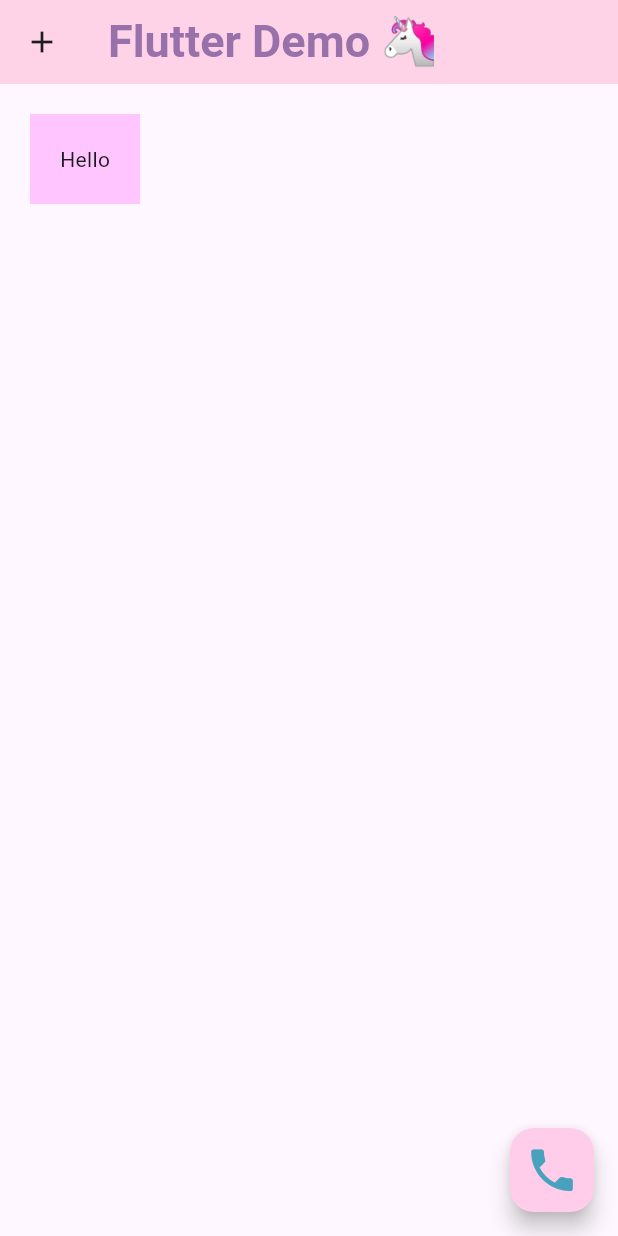
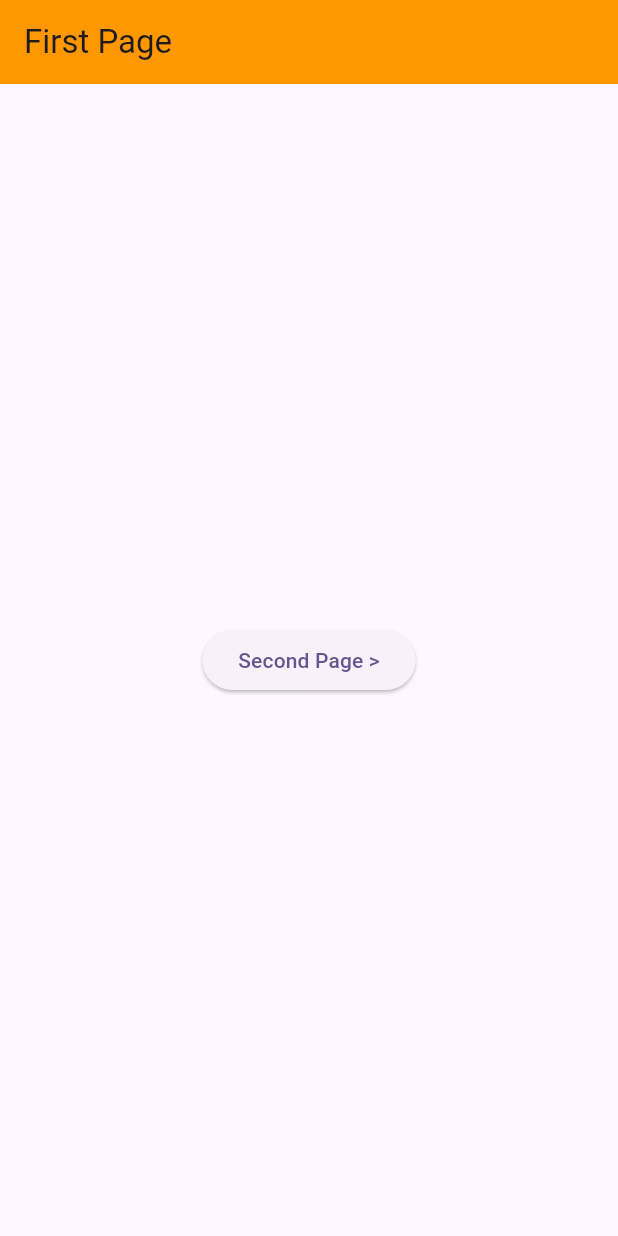
Before and after one commit to SandyKnluck/FlutterProject, a Flutter app: the screen it shows after launch, on a phone screen of 412 x 824 dp. Run offline on Flutter 3.47's test engine with Material 3 defaults, Android fonts, the phone set to English and light mode, and no system bars.

Commit message:
Week3 Lab

```diff
--- /dev/null
+++ b/demoproject/lib/first_page.dart
@@ -0,0 +1,27 @@
+import 'package:flutter/material.dart';
+
+import 'second_page.dart';
+
+class FirstPage extends StatelessWidget {
+  const FirstPage({super.key});
+  @override
+  Widget build(BuildContext context) {
+    return Scaffold(
+      appBar: AppBar(
+        title: const Text('First Page'),
+        backgroundColor: Colors.orange,
+      ),
+      body: Center(
+        child: ElevatedButton(
+          onPressed: () {
+            Navigator.push(
+              context,
+              MaterialPageRoute(builder: (context) => const SecondPage()),
+            );
+          },
+          child: const Text('Second Page >'),
+        ),
+      ),
+    );
+  }
+}
--- a/demoproject/lib/main.dart
+++ b/demoproject/lib/main.dart
@@ -1,5 +1,11 @@
+import 'package:demoproject/page_answer/answer1.dart';
+import 'package:demoproject/page_answer/answer2.dart';
+import 'package:demoproject/page_answer/answer3.dart';
+import 'package:demoproject/page_answer/answer4.dart';
+import 'package:demoproject/first_page.dart';
 import 'package:flutter/material.dart';
 import 'homepage.dart';
+import 'my_statefull_widget.dart';
 
 void main() {
   runApp(const MyApp());
@@ -9,6 +15,39 @@ class MyApp extends StatelessWidget {
   const MyApp({super.key});
   // This widget is the root of your application.
   @override
+  /*
+  Widget build(BuildContext context) {
+    return Scaffold(
+      appBar: AppBar(
+        title: const Text('Demo Page'),
+        backgroundColor: Colors.white,
+      ),
+      body: Column(
+        children: [
+          Container(
+            height: 200,
+            width: double.infinity,
+            color: Colors.grey,
+            child: const Text('Item1'),
+          ),
+          Container(
+            height: 200,
+            width: double.infinity,
+            color: Colors.green,
+            child: const Text('Item2'),
+          ),
+          Container(
+            height: 200,
+            width: double.infinity,
+            color: Colors.yellow,
+            child: const Text('Item3'),
+          )
+        ],
+      ),
+    );
+  }
+*/
+
   Widget build(BuildContext context) {
     return MaterialApp(
         title: 'Flutter Demo',
@@ -17,35 +56,20 @@ class MyApp extends StatelessWidget {
           colorScheme: ColorScheme.fromSeed(seedColor: Colors.deepPurple),
           useMaterial3: true,
         ),
-        home: Scaffold(
-          appBar: AppBar(
-            title: const Text("Flutter Demo \u{1F984}",
-                style: TextStyle(
-                    color: Color.fromARGB(255, 152, 113, 171),
-                    fontSize: 30,
-                    fontWeight: FontWeight.bold)),
-            leading: const Icon(Icons.add),
-            backgroundColor: Color.fromARGB(255, 255, 211, 231),
-          ),
-          body: Container(
-            color: Color.fromARGB(255, 254, 197, 255),
-            padding: EdgeInsets.all(20),
-            margin: const EdgeInsets.all(20),
-            child: const Text('Hello'),
-          ),
-          floatingActionButton: FloatingActionButton(
-            backgroundColor: Color.fromARGB(255, 255, 205, 233),
-            onPressed: () {
-              print("Hello");
-            },
-            child: const Icon(
-              Icons.phone,
-              color: Color.fromARGB(255, 72, 162, 189),
-              size: 37,
-            ),
-          ),
-        )
-        //const Text('Hello'),
-        );
+        home: const FirstPage());
   }
 }
+
+class GreetingWidget extends StatelessWidget {
+  final String name;
+  const GreetingWidget({super.key, required this.name});
+  // This widget is the root of your application.
+  @override
+  Widget build(BuildContext context) {
+    return Scaffold(
+        appBar: AppBar(
+            title: const Text('Demo APP'),
+            backgroundColor: const Color.fromARGB(255, 255, 196, 215)),
+        body: Center(child: Text('Hello, $name')));
+  }
+}
--- a/demoproject/pubspec.yaml
+++ b/demoproject/pubspec.yaml
@@ -59,7 +59,8 @@ flutter:
   uses-material-design: true
 
   # To add assets to your application, add an assets section, like this:
-  # assets:
+  assets:
+    - assets/
   #   - images/a_dot_burr.jpeg
   #   - images/a_dot_ham.jpeg
 
```
Also changed, not shown: demoproject/lib/my_statefull_widget.dart (added, +84 -0 lines), demoproject/lib/second_page.dart (added, +22 -0 lines), demoproject/assets/1280093.jpg (added), demoproject/assets/anya.jpg (added), demoproject/lib/page_answer/answer1.dart (renamed from demoproject/lib/answer1.dart), demoproject/lib/page_answer/answer2.dart (renamed from demoproject/lib/answer2.dart), demoproject/lib/page_answer/answer3.dart (renamed from demoproject/lib/answer3.dart), demoproject/lib/page_answer/answer4.dart (renamed from demoproject/lib/answer4.dart), 1 other file.
